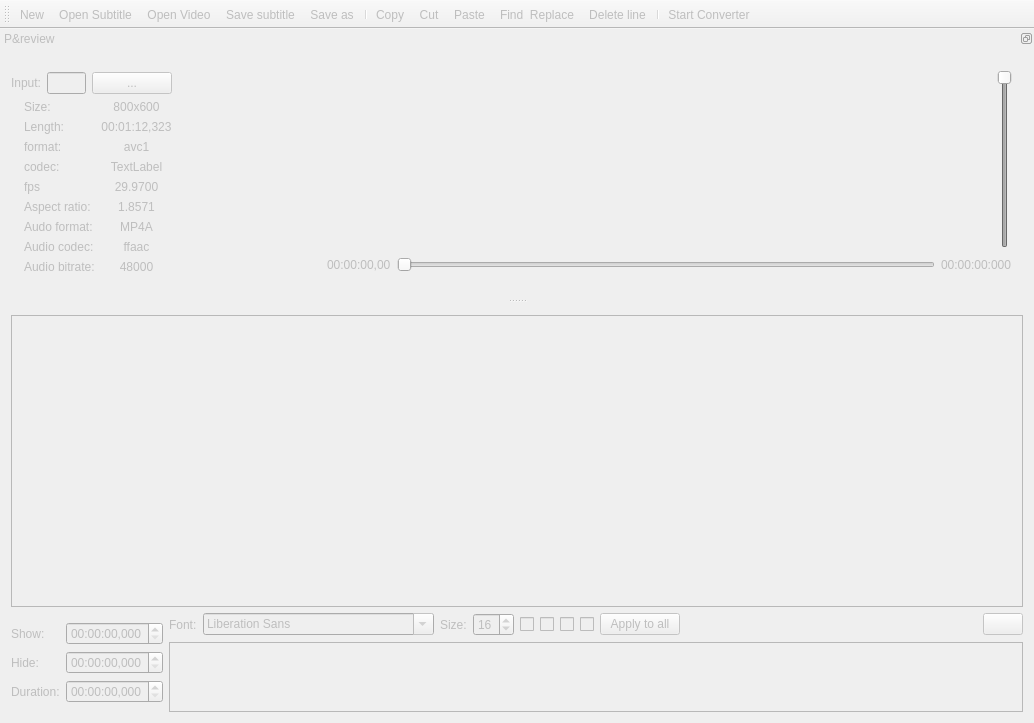
This is mainwindow.ui in poulad/zNevis as Qt 5 draws it before an edit. The edited form follows.
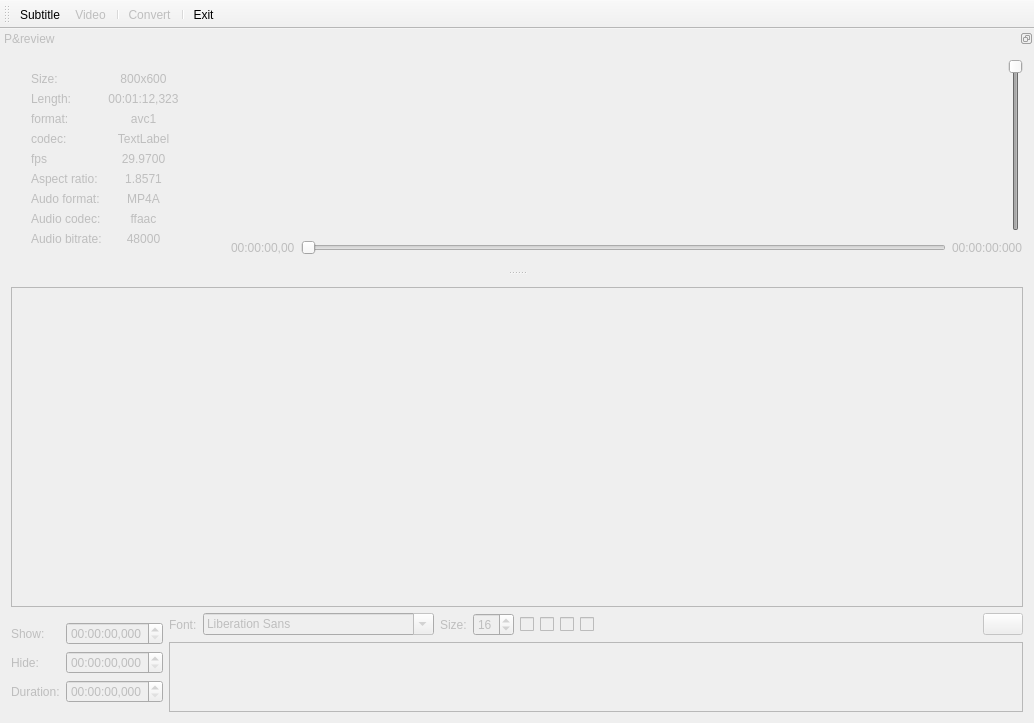
This is the edited form. Icons and pictures are not drawn. Custom widgets are drawn as their Qt base class.

```diff
--- a/mainwindow.ui
+++ b/mainwindow.ui
@@ -17,7 +17,7 @@
    </rect>
   </property>
   <property name="windowTitle">
-   <string>FFSubtitle</string>
+   <string>zNevis</string>
   </property>
   <property name="windowIcon">
    <iconset>
@@ -35,9 +35,48 @@
         <pointsize>12</pointsize>
        </font>
       </property>
+      <property name="frameShape">
+       <enum>QFrame::StyledPanel</enum>
+      </property>
+      <property name="frameShadow">
+       <enum>QFrame::Sunken</enum>
+      </property>
+      <property name="sizeAdjustPolicy">
+       <enum>QAbstractScrollArea::AdjustToContents</enum>
+      </property>
+      <property name="editTriggers">
+       <set>QAbstractItemView::NoEditTriggers</set>
+      </property>
+      <property name="tabKeyNavigation">
+       <bool>false</bool>
+      </property>
+      <property name="showDropIndicator" stdset="0">
+       <bool>false</bool>
+      </property>
+      <property name="dragDropOverwriteMode">
+       <bool>false</bool>
+      </property>
+      <property name="alternatingRowColors">
+       <bool>true</bool>
+      </property>
+      <property name="selectionMode">
+       <enum>QAbstractItemView::SingleSelection</enum>
+      </property>
+      <property name="selectionBehavior">
+       <enum>QAbstractItemView::SelectRows</enum>
+      </property>
+      <property name="showGrid">
+       <bool>true</bool>
+      </property>
+      <property name="gridStyle">
+       <enum>Qt::SolidLine</enum>
+      </property>
       <property name="sortingEnabled">
        <bool>false</bool>
       </property>
+      <property name="wordWrap">
+       <bool>false</bool>
+      </property>
       <property name="cornerButtonEnabled">
        <bool>false</bool>
       </property>
@@ -65,7 +104,7 @@
              </widget>
             </item>
             <item>
-             <widget class="TimeEditBox" name="showTimeEdit">
+             <widget class="QTimeEdit" name="showTimeEdit">
               <property name="enabled">
                <bool>false</bool>
               </property>
@@ -115,7 +154,7 @@
              </widget>
             </item>
             <item>
-             <widget class="TimeEditBox" name="hideTimeEdit">
+             <widget class="QTimeEdit" name="hideTimeEdit">
               <property name="enabled">
                <bool>false</bool>
               </property>
@@ -152,7 +191,7 @@
              </widget>
             </item>
             <item>
-             <widget class="TimeEditBox" name="subDurationTimeEdit">
+             <widget class="QTimeEdit" name="durationTimeEdit">
               <property name="enabled">
                <bool>false</bool>
               </property>
@@ -226,7 +265,7 @@
              <string/>
             </property>
             <property name="icon">
-             <iconset resource="ffmpegresource.qrc">
+             <iconset resource="zNevis.qrc">
               <normaloff>:/Breeze/icons/bold.svg</normaloff>:/Breeze/icons/bold.svg</iconset>
             </property>
             <property name="tristate">
@@ -243,7 +282,7 @@
              <string/>
             </property>
             <property name="icon">
-             <iconset resource="ffmpegresource.qrc">
+             <iconset resource="zNevis.qrc">
               <normaloff>:/Breeze/icons/italic.svg</normaloff>:/Breeze/icons/italic.svg</iconset>
             </property>
            </widget>
@@ -257,7 +296,7 @@
              <string/>
             </property>
             <property name="icon">
-             <iconset resource="ffmpegresource.qrc">
+             <iconset resource="zNevis.qrc">
               <normaloff>:/Breeze/icons/underline.svg</normaloff>:/Breeze/icons/underline.svg</iconset>
             </property>
            </widget>
@@ -271,31 +310,11 @@
              <string/>
             </property>
             <property name="icon">
-             <iconset resource="ffmpegresource.qrc">
+             <iconset resource="zNevis.qrc">
               <normaloff>:/Breeze/icons/strikeout.svg</normaloff>:/Breeze/icons/strikeout.svg</iconset>
             </property>
            </widget>
           </item>
-          <item>
-           <widget class="QPushButton" name="fontButton">
-            <property name="enabled">
-             <bool>false</bool>
-            </property>
-            <property name="text">
-             <string>Apply to all</string>
-            </property>
-            <property name="icon">
-             <iconset resource="ffmpegresource.qrc">
-              <normaloff>:/Breeze/icons/font.svg</normaloff>:/Breeze/icons/font.svg</iconset>
-            </property>
-            <property name="iconSize">
-             <size>
-              <width>32</width>
-              <height>32</height>
-             </size>
-            </property>
-           </widget>
-          </item>
           <item>
            <spacer name="horizontalSpacer">
             <property name="orientation">
@@ -324,7 +343,7 @@
              <string/>
             </property>
             <property name="icon">
-             <iconset resource="ffmpegresource.qrc">
+             <iconset resource="zNevis.qrc">
               <normaloff>:/Breeze/icons/color.svg</normaloff>:/Breeze/icons/color.svg</iconset>
             </property>
             <property name="iconSize">
@@ -357,30 +376,35 @@
   </widget>
   <widget class="QToolBar" name="toolBar">
    <property name="enabled">
-    <bool>false</bool>
+    <bool>true</bool>
    </property>
    <property name="windowTitle">
     <string>toolBar</string>
    </property>
+   <property name="iconSize">
+    <size>
+     <width>16</width>
+     <height>16</height>
+    </size>
+   </property>
+   <property name="toolButtonStyle">
+    <enum>Qt::ToolButtonTextBesideIcon</enum>
+   </property>
+   <property name="floatable">
+    <bool>false</bool>
+   </property>
    <attribute name="toolBarArea">
     <enum>TopToolBarArea</enum>
    </attribute>
    <attribute name="toolBarBreak">
     <bool>false</bool>
    </attribute>
-   <addaction name="actionNewSubtitle"/>
    <addaction name="actionOpenSubtitle"/>
    <addaction name="actionOpenVideo"/>
-   <addaction name="actionSaveSubtitle"/>
-   <addaction name="actionSaveAs"/>
-   <addaction name="separator"/>
-   <addaction name="actionCopy"/>
-   <addaction name="actionCut"/>
-   <addaction name="actionPaste"/>
-   <addaction name="actionFindReplace"/>
-   <addaction name="actionDeleteLine"/>
    <addaction name="separator"/>
    <addaction name="actionConvert"/>
+   <addaction name="separator"/>
+   <addaction name="actionExit"/>
   </widget>
   <widget class="QDockWidget" name="dockWidget">
    <property name="enabled">
@@ -402,7 +426,7 @@
     <number>4</number>
    </attribute>
    <widget class="QWidget" name="dockWidgetContents">
-    <layout class="QHBoxLayout" name="horizontalLayout_8" stretch="1,8">
+    <layout class="QHBoxLayout" name="horizontalLayout_8" stretch="1,5">
      <item>
       <layout class="QVBoxLayout" name="verticalLayout_7">
        <item>
@@ -419,32 +443,14 @@
         </spacer>
        </item>
        <item>
-        <layout class="QHBoxLayout" name="horizontalLayout_10" stretch="0,5,0">
-         <item>
-          <widget class="QLabel" name="videoLabel">
+        <layout class="QGridLayout" name="gridLayout">
+         <item row="5" column="1">
+          <widget class="QLabel" name="videoAspectIdLabel">
            <property name="text">
-            <string>Input:</string>
+            <string>Aspect ratio:</string>
            </property>
           </widget>
          </item>
-         <item>
-          <widget class="QLineEdit" name="videoLineEdit">
-           <property name="readOnly">
-            <bool>true</bool>
-           </property>
-          </widget>
-         </item>
-         <item>
-          <widget class="QPushButton" name="openVideoButton">
-           <property name="text">
-            <string>...</string>
-           </property>
-          </widget>
-         </item>
-        </layout>
-       </item>
-       <item>
-        <layout class="QGridLayout" name="gridLayout" columnminimumwidth="1,4,4">
          <item row="7" column="1">
           <widget class="QLabel" name="audioCodecIdLabel">
            <property name="text">
@@ -468,7 +474,7 @@
             <string/>
            </property>
            <property name="pixmap">
-            <pixmap resource="ffmpegresource.qrc">:/Breeze/icons/audio-id.svg</pixmap>
+            <pixmap resource="zNevis.qrc">:/Breeze/icons/audio-id.svg</pixmap>
            </property>
            <property name="scaledContents">
             <bool>false</bool>
@@ -491,7 +497,7 @@
             <string/>
            </property>
            <property name="pixmap">
-            <pixmap resource="ffmpegresource.qrc">:/Breeze/icons/audio-id.svg</pixmap>
+            <pixmap resource="zNevis.qrc">:/Breeze/icons/audio-id.svg</pixmap>
            </property>
            <property name="scaledContents">
             <bool>false</bool>
@@ -501,6 +507,13 @@
            </property>
           </widget>
          </item>
+         <item row="3" column="1">
+          <widget class="QLabel" name="videoCodecIdLabel">
+           <property name="text">
+            <string>codec:</string>
+           </property>
+          </widget>
+         </item>
          <item row="6" column="2">
           <widget class="QLabel" name="audioFormatLabel">
            <property name="text">
@@ -521,13 +534,6 @@
            </property>
           </widget>
          </item>
-         <item row="3" column="1">
-          <widget class="QLabel" name="videoCodecIdLabel">
-           <property name="text">
-            <string>codec:</string>
-           </property>
-          </widget>
-         </item>
          <item row="1" column="1">
           <widget class="QLabel" name="videoLengthIdLabel">
            <property name="text">
@@ -548,7 +554,7 @@
             <string/>
            </property>
            <property name="pixmap">
-            <pixmap resource="ffmpegresource.qrc">:/Breeze/icons/video-id.svg</pixmap>
+            <pixmap resource="zNevis.qrc">:/Breeze/icons/video-id.svg</pixmap>
            </property>
            <property name="scaledContents">
             <bool>false</bool>
@@ -558,13 +564,20 @@
            </property>
           </widget>
          </item>
+         <item row="8" column="1">
+          <widget class="QLabel" name="audioBitrateIdLabel">
+           <property name="text">
+            <string>Audio bitrate:</string>
+           </property>
+          </widget>
+         </item>
          <item row="4" column="0">
           <widget class="QLabel" name="videoIdLabel_6">
            <property name="text">
             <string/>
            </property>
            <property name="pixmap">
-            <pixmap resource="ffmpegresource.qrc">:/Breeze/icons/video-id.svg</pixmap>
+            <pixmap resource="zNevis.qrc">:/Breeze/icons/video-id.svg</pixmap>
            </property>
            <property name="scaledContents">
             <bool>false</bool>
@@ -580,7 +593,7 @@
             <string/>
            </property>
            <property name="pixmap">
-            <pixmap resource="ffmpegresource.qrc">:/Breeze/icons/audio-id.svg</pixmap>
+            <pixmap resource="zNevis.qrc">:/Breeze/icons/audio-id.svg</pixmap>
            </property>
            <property name="scaledContents">
             <bool>false</bool>
@@ -590,13 +603,6 @@
            </property>
           </widget>
          </item>
-         <item row="8" column="1">
-          <widget class="QLabel" name="audioBitrateIdLabel">
-           <property name="text">
-            <string>Audio bitrate:</string>
-           </property>
-          </widget>
-         </item>
          <item row="8" column="2">
           <widget class="QLabel" name="audioBitrateLabel">
            <property name="text">
@@ -617,10 +623,10 @@
            </property>
           </widget>
          </item>
-         <item row="5" column="1">
-          <widget class="QLabel" name="videoAspectIdLabel">
+         <item row="4" column="1">
+          <widget class="QLabel" name="videoFpsIdLabel">
            <property name="text">
-            <string>Aspect ratio:</string>
+            <string>fps</string>
            </property>
           </widget>
          </item>
@@ -630,7 +636,7 @@
             <string/>
            </property>
            <property name="pixmap">
-            <pixmap resource="ffmpegresource.qrc">:/Breeze/icons/video-id.svg</pixmap>
+            <pixmap resource="zNevis.qrc">:/Breeze/icons/video-id.svg</pixmap>
            </property>
            <property name="scaledContents">
             <bool>false</bool>
@@ -650,20 +656,13 @@
            </property>
           </widget>
          </item>
-         <item row="4" column="1">
-          <widget class="QLabel" name="videoFpsIdLabel">
-           <property name="text">
-            <string>fps</string>
-           </property>
-          </widget>
-         </item>
          <item row="0" column="0">
           <widget class="QLabel" name="videoIdLabel">
            <property name="text">
             <string/>
            </property>
            <property name="pixmap">
-            <pixmap resource="ffmpegresource.qrc">:/Breeze/icons/video-id.svg</pixmap>
+            <pixmap resource="zNevis.qrc">:/Breeze/icons/video-id.svg</pixmap>
            </property>
            <property name="scaledContents">
             <bool>false</bool>
@@ -699,7 +698,7 @@
             <string/>
            </property>
            <property name="pixmap">
-            <pixmap resource="ffmpegresource.qrc">:/Breeze/icons/video-id.svg</pixmap>
+            <pixmap resource="zNevis.qrc">:/Breeze/icons/video-id.svg</pixmap>
            </property>
            <property name="scaledContents">
             <bool>false</bool>
@@ -709,6 +708,13 @@
            </property>
           </widget>
          </item>
+         <item row="0" column="1">
+          <widget class="QLabel" name="videoSizeIdLabel">
+           <property name="text">
+            <string>Size:</string>
+           </property>
+          </widget>
+         </item>
          <item row="2" column="2">
           <widget class="QLabel" name="videoFormatLabel">
            <property name="text">
@@ -725,7 +731,7 @@
             <string/>
            </property>
            <property name="pixmap">
-            <pixmap resource="ffmpegresource.qrc">:/Breeze/icons/video-id.svg</pixmap>
+            <pixmap resource="zNevis.qrc">:/Breeze/icons/video-id.svg</pixmap>
            </property>
            <property name="scaledContents">
             <bool>false</bool>
@@ -735,13 +741,6 @@
            </property>
           </widget>
          </item>
-         <item row="0" column="1">
-          <widget class="QLabel" name="videoSizeIdLabel">
-           <property name="text">
-            <string>Size:</string>
-           </property>
-          </widget>
-         </item>
         </layout>
        </item>
        <item>
@@ -760,20 +759,16 @@
       </layout>
      </item>
      <item>
-      <widget class="QStackedWidget" name="stackedWidget">
-       <property name="currentIndex">
-        <number>0</number>
-       </property>
-       <widget class="QWidget" name="pageMplayer">
-        <layout class="QVBoxLayout" name="verticalLayout_11">
-         <item>
           <layout class="QVBoxLayout" name="verticalLayout_8">
            <item>
             <layout class="QHBoxLayout" name="horizontalLayout_3" stretch="1,0">
              <item>
               <widget class="QWidget" name="mplayerWidget" native="true">
+           <property name="enabled">
+            <bool>false</bool>
+           </property>
                <property name="cursor">
-                <cursorShape>PointingHandCursor</cursorShape>
+            <cursorShape>ArrowCursor</cursorShape>
                </property>
               </widget>
              </item>
@@ -804,35 +799,6 @@
            </item>
            <item>
             <layout class="QHBoxLayout" name="horizontalLayout_7">
-             <item>
-              <widget class="QPushButton" name="previousLineButton">
-               <property name="sizePolicy">
-                <sizepolicy hsizetype="Maximum" vsizetype="Maximum">
-                 <horstretch>0</horstretch>
-                 <verstretch>0</verstretch>
-                </sizepolicy>
-               </property>
-               <property name="icon">
-                <iconset resource="ffmpegresource.qrc">
-                 <normaloff>:/Breeze/icons/previous.svg</normaloff>:/Breeze/icons/previous.svg</iconset>
-               </property>
-               <property name="iconSize">
-                <size>
-                 <width>32</width>
-                 <height>32</height>
-                </size>
-               </property>
-               <property name="shortcut">
-                <string>Alt+Left</string>
-               </property>
-               <property name="default">
-                <bool>false</bool>
-               </property>
-               <property name="flat">
-                <bool>true</bool>
-               </property>
-              </widget>
-             </item>
              <item>
               <widget class="QPushButton" name="playPauseButton">
                <property name="sizePolicy">
@@ -845,7 +811,7 @@
                 <string/>
                </property>
                <property name="icon">
-                <iconset resource="ffmpegresource.qrc">
+            <iconset resource="zNevis.qrc">
                  <normaloff>:/Breeze/icons/media_play.svg</normaloff>:/Breeze/icons/media_play.svg</iconset>
                </property>
                <property name="iconSize">
@@ -871,38 +837,6 @@
                </property>
               </widget>
              </item>
-             <item>
-              <widget class="QPushButton" name="nextLineButton">
-               <property name="sizePolicy">
-                <sizepolicy hsizetype="Maximum" vsizetype="Maximum">
-                 <horstretch>0</horstretch>
-                 <verstretch>0</verstretch>
-                </sizepolicy>
-               </property>
-               <property name="text">
-                <string/>
-               </property>
-               <property name="icon">
-                <iconset resource="ffmpegresource.qrc">
-                 <normaloff>:/Breeze/icons/next.svg</normaloff>:/Breeze/icons/next.svg</iconset>
-               </property>
-               <property name="iconSize">
-                <size>
-                 <width>32</width>
-                 <height>32</height>
-                </size>
-               </property>
-               <property name="shortcut">
-                <string>Alt+Right</string>
-               </property>
-               <property name="default">
-                <bool>false</bool>
-               </property>
-               <property name="flat">
-                <bool>true</bool>
-               </property>
-              </widget>
-             </item>
              <item>
               <widget class="QLabel" name="positionLabel">
                <property name="text">
@@ -945,69 +879,25 @@
          </item>
         </layout>
        </widget>
-       <widget class="QWidget" name="pageCut"/>
-      </widget>
-     </item>
-    </layout>
-   </widget>
-  </widget>
-  <action name="actionNewSubtitle">
-   <property name="icon">
-    <iconset resource="ffmpegresource.qrc">
-     <normaloff>:/Breeze/icons/new_document.svg</normaloff>:/Breeze/icons/new_document.svg</iconset>
-   </property>
-   <property name="text">
-    <string>&amp;New</string>
-   </property>
-   <property name="toolTip">
-    <string>create a new subtitle file</string>
-   </property>
-   <property name="shortcut">
-    <string>Ctrl+N</string>
-   </property>
-  </action>
+  </widget>
   <action name="actionOpenSubtitle">
+   <property name="enabled">
+    <bool>true</bool>
+   </property>
    <property name="icon">
-    <iconset resource="ffmpegresource.qrc">
+    <iconset resource="zNevis.qrc">
      <normaloff>:/Breeze/icons/open_document.svg</normaloff>:/Breeze/icons/open_document.svg</iconset>
    </property>
    <property name="text">
-    <string>&amp;Open Subtitle...</string>
+    <string>&amp;Subtitle</string>
    </property>
    <property name="shortcut">
     <string>Ctrl+O</string>
    </property>
   </action>
-  <action name="actionSaveSubtitle">
-   <property name="enabled">
-    <bool>true</bool>
-   </property>
-   <property name="icon">
-    <iconset resource="ffmpegresource.qrc">
-     <normaloff>:/Breeze/icons/save.svg</normaloff>:/Breeze/icons/save.svg</iconset>
-   </property>
-   <property name="text">
-    <string>&amp;Save subtitle</string>
-   </property>
-   <property name="shortcut">
-    <string>Ctrl+S</string>
-   </property>
-  </action>
-  <action name="actionSaveAs">
-   <property name="enabled">
-    <bool>false</bool>
-   </property>
-   <property name="icon">
-    <iconset resource="ffmpegresource.qrc">
-     <normaloff>:/Breeze/icons/save_as.svg</normaloff>:/Breeze/icons/save_as.svg</iconset>
-   </property>
-   <property name="text">
-    <string>Save &amp;as...</string>
-   </property>
-  </action>
   <action name="actionExit">
    <property name="icon">
-    <iconset resource="ffmpegresource.qrc">
+    <iconset resource="zNevis.qrc">
      <normaloff>:/Breeze/icons/exit.svg</normaloff>:/Breeze/icons/exit.svg</iconset>
    </property>
    <property name="text">
@@ -1019,11 +909,11 @@
     <bool>false</bool>
    </property>
    <property name="icon">
-    <iconset resource="ffmpegresource.qrc">
+    <iconset resource="zNevis.qrc">
      <normaloff>:/Breeze/icons/convert.png</normaloff>:/Breeze/icons/convert.png</iconset>
    </property>
    <property name="text">
-    <string>Start Converter</string>
+    <string>Convert</string>
    </property>
    <property name="shortcut">
     <string>Ctrl+Shift+O</string>
@@ -1031,100 +921,24 @@
   </action>
   <action name="actionOpenVideo">
    <property name="enabled">
-    <bool>true</bool>
+    <bool>false</bool>
    </property>
    <property name="icon">
-    <iconset resource="ffmpegresource.qrc">
+    <iconset resource="zNevis.qrc">
      <normaloff>:/Breeze/icons/video.svg</normaloff>:/Breeze/icons/video.svg</iconset>
    </property>
    <property name="text">
-    <string>&amp;Open Video...</string>
+    <string>&amp;Video</string>
    </property>
    <property name="iconText">
-    <string>Open Video</string>
+    <string>Video</string>
    </property>
    <property name="shortcut">
     <string>Ctrl+Shift+O</string>
    </property>
   </action>
-  <action name="actionCopy">
-   <property name="enabled">
-    <bool>false</bool>
-   </property>
-   <property name="icon">
-    <iconset resource="ffmpegresource.qrc">
-     <normaloff>:/Breeze/icons/copy.svg</normaloff>:/Breeze/icons/copy.svg</iconset>
-   </property>
-   <property name="text">
-    <string>Copy</string>
-   </property>
-   <property name="shortcut">
-    <string>Ctrl+C</string>
-   </property>
-  </action>
-  <action name="actionPaste">
-   <property name="enabled">
-    <bool>false</bool>
-   </property>
-   <property name="icon">
-    <iconset resource="ffmpegresource.qrc">
-     <normaloff>:/Breeze/icons/paste.svg</normaloff>:/Breeze/icons/paste.svg</iconset>
-   </property>
-   <property name="text">
-    <string>Paste</string>
-   </property>
-  </action>
-  <action name="actionCut">
-   <property name="enabled">
-    <bool>false</bool>
-   </property>
-   <property name="icon">
-    <iconset resource="ffmpegresource.qrc">
-     <normaloff>:/Breeze/icons/cut.svg</normaloff>:/Breeze/icons/cut.svg</iconset>
-   </property>
-   <property name="text">
-    <string>Cut</string>
-   </property>
-   <property name="shortcut">
-    <string>Ctrl+X</string>
-   </property>
-  </action>
-  <action name="actionDeleteLine">
-   <property name="enabled">
-    <bool>false</bool>
-   </property>
-   <property name="icon">
-    <iconset resource="ffmpegresource.qrc">
-     <normaloff>:/Breeze/icons/delete.svg</normaloff>:/Breeze/icons/delete.svg</iconset>
-   </property>
-   <property name="text">
-    <string>Delete line</string>
-   </property>
-  </action>
-  <action name="actionFindReplace">
-   <property name="enabled">
-    <bool>false</bool>
-   </property>
-   <property name="icon">
-    <iconset resource="ffmpegresource.qrc">
-     <normaloff>:/Breeze/icons/find_replace.svg</normaloff>:/Breeze/icons/find_replace.svg</iconset>
-   </property>
-   <property name="text">
-    <string>Find &amp; Replace</string>
-   </property>
-   <property name="shortcut">
-    <string>Ctrl+F, Ctrl+R</string>
-   </property>
-  </action>
  </widget>
  <layoutdefault spacing="6" margin="11"/>
- <customwidgets>
-  <customwidget>
-   <class>TimeEditBox</class>
-   <extends>QTimeEdit</extends>
-   <header>timeeditbox.h</header>
-  </customwidget>
- </customwidgets>
  <resources>
   <include location="ffmpegresource.qrc"/>
  </resources>
```
Left out of the diff: 2 changed lines with no effect on the pictures. Lines whose indentation alone changed are shown as unchanged.
